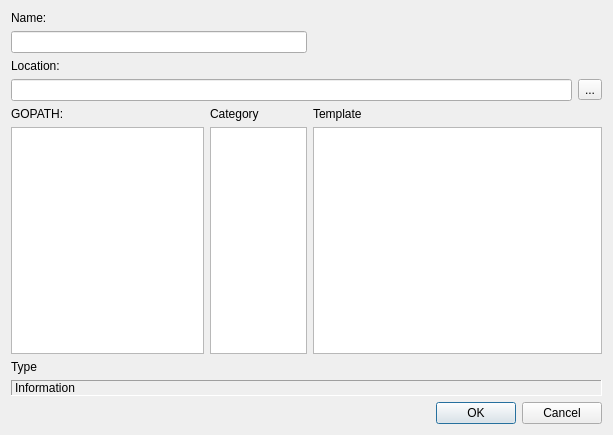
First picture: the form in liteidex/src/liteapp/newfiledialog.ui, repository visualfc/liteide, before the edit.
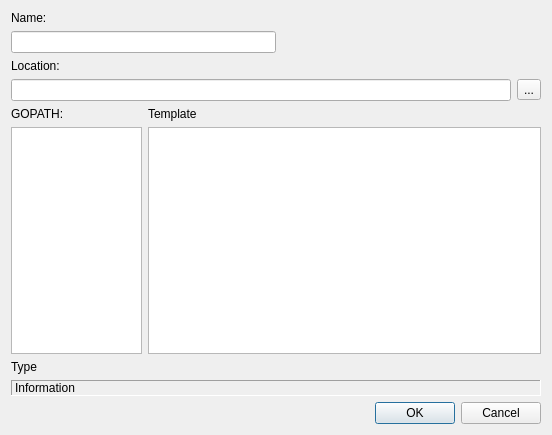
Second picture: the form after the edit.

Diff of the .ui file:
```diff
--- a/liteidex/src/liteapp/newfiledialog.ui
+++ b/liteidex/src/liteapp/newfiledialog.ui
@@ -6,7 +6,7 @@
    <rect>
     <x>0</x>
     <y>0</y>
-    <width>613</width>
+    <width>552</width>
     <height>435</height>
    </rect>
   </property>
@@ -63,7 +63,7 @@
     </layout>
    </item>
    <item>
-    <layout class="QHBoxLayout" name="horizontalLayout_3" stretch="2,1,3">
+    <layout class="QHBoxLayout" name="horizontalLayout_3" stretch="1,3">
      <item>
       <layout class="QVBoxLayout" name="verticalLayout_3">
        <item>
@@ -78,42 +78,6 @@
        </item>
       </layout>
      </item>
-     <item>
-      <layout class="QVBoxLayout" name="verticalLayout">
-       <item>
-        <widget class="QLabel" name="label">
-         <property name="text">
-          <string>Category</string>
-         </property>
-        </widget>
-       </item>
-       <item>
-        <widget class="QTreeView" name="categoryTreeView">
-         <property name="sizePolicy">
-          <sizepolicy hsizetype="Expanding" vsizetype="Expanding">
-           <horstretch>0</horstretch>
-           <verstretch>0</verstretch>
-          </sizepolicy>
-         </property>
-         <property name="minimumSize">
-          <size>
-           <width>0</width>
-           <height>0</height>
-          </size>
-         </property>
-         <property name="baseSize">
-          <size>
-           <width>0</width>
-           <height>0</height>
-          </size>
-         </property>
-         <attribute name="headerStretchLastSection">
-          <bool>true</bool>
-         </attribute>
-        </widget>
-       </item>
-      </layout>
-     </item>
      <item>
       <layout class="QVBoxLayout" name="verticalLayout_2">
        <item>
```
